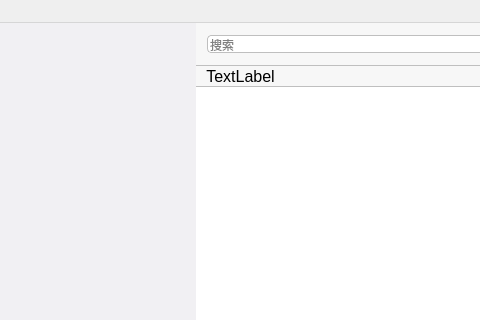
Before: the Qt Designer form views/mainwindow.ui in Gitnoter/Gitnoter, drawn with Qt 5; both pictures show x 133 to 613 and y 0 to 320 of the 880 by 516 pixel window.
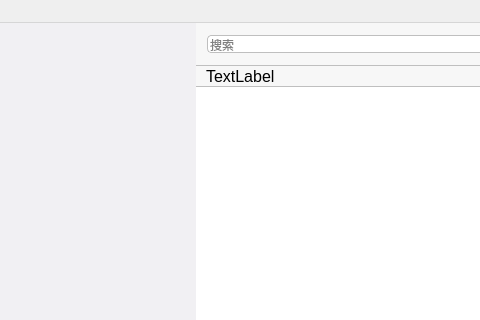
After: the same form once the commit is applied. Icons and pictures are not drawn. Custom widgets are drawn as their Qt base class.

Commit message: Changed notelist title AlignLeft

```diff
--- a/views/mainwindow.ui
+++ b/views/mainwindow.ui
@@ -664,7 +664,7 @@
               <enum>Qt::AutoText</enum>
              </property>
              <property name="alignment">
-              <set>Qt::AlignCenter</set>
+              <set>Qt::AlignLeading|Qt::AlignLeft|Qt::AlignVCenter</set>
              </property>
              <property name="margin">
               <number>0</number>
```
